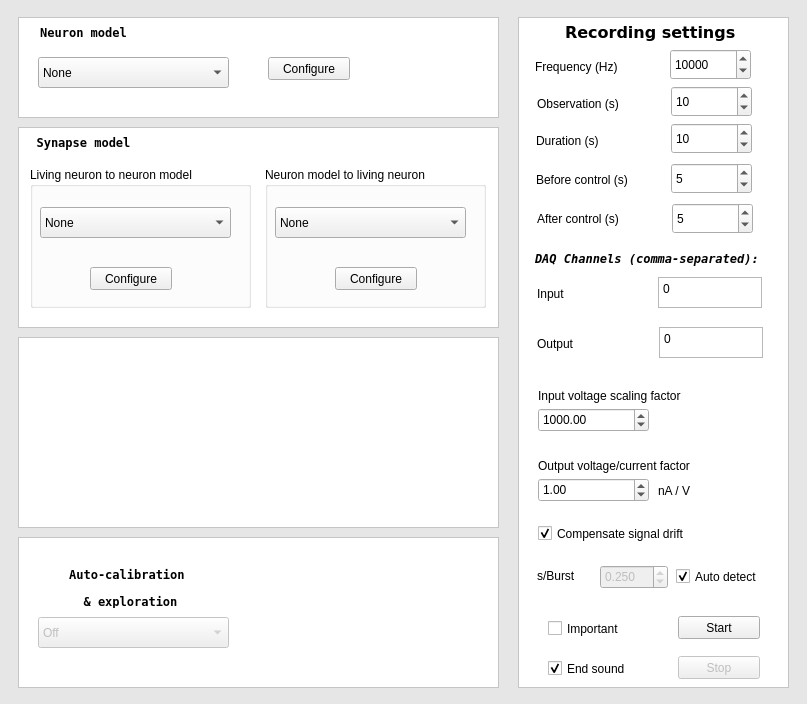
Before: the Qt Designer form gui/rthybrid.ui in GNB-UAM/RTHybrid, drawn with Qt 5.
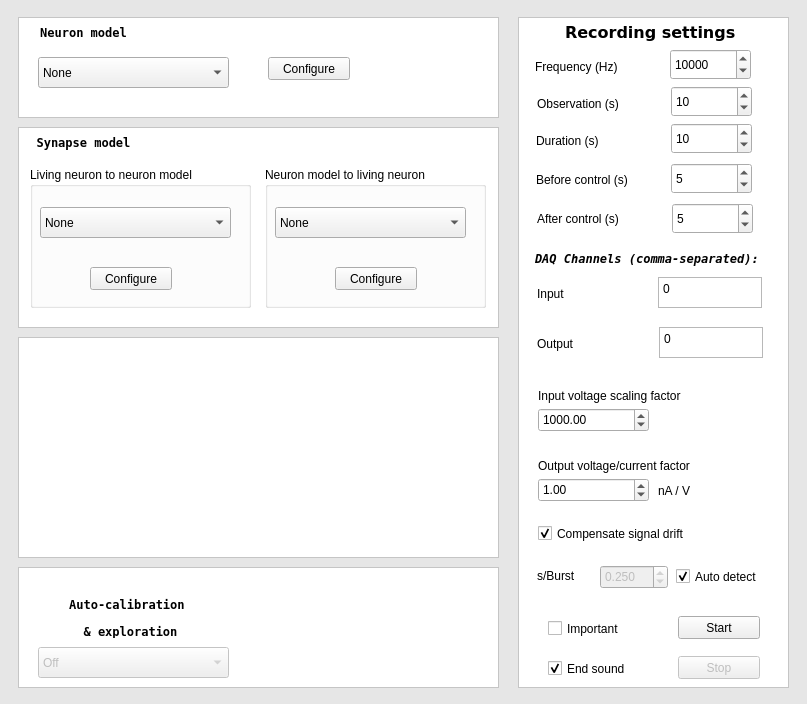
After: the same form once the commit is applied. Icons and pictures are not drawn.

The edit to the form file:
```diff
--- a/gui/rthybrid.ui
+++ b/gui/rthybrid.ui
@@ -470,9 +470,9 @@
     <property name="geometry">
      <rect>
       <x>18</x>
-      <y>537</y>
+      <y>567</y>
       <width>481</width>
-      <height>151</height>
+      <height>121</height>
      </rect>
     </property>
     <property name="palette">
@@ -1208,7 +1208,7 @@
       <x>18</x>
       <y>337</y>
       <width>481</width>
-      <height>191</height>
+      <height>221</height>
      </rect>
     </property>
     <property name="palette">
@@ -1391,6 +1391,25 @@
       <string/>
      </property>
     </widget>
+    <widget class="QLabel" name="label_interaction_syn_legend">
+     <property name="geometry">
+      <rect>
+       <x>380</x>
+       <y>160</y>
+       <width>101</width>
+       <height>61</height>
+      </rect>
+     </property>
+     <property name="autoFillBackground">
+      <bool>false</bool>
+     </property>
+     <property name="frameShape">
+      <enum>QFrame::NoFrame</enum>
+     </property>
+     <property name="text">
+      <string/>
+     </property>
+    </widget>
    </widget>
    <zorder>frame_recordingSettings</zorder>
    <zorder>frame_neuronModel</zorder>
```
Left out of the diff: 6 changed lines with no effect on the pictures.
